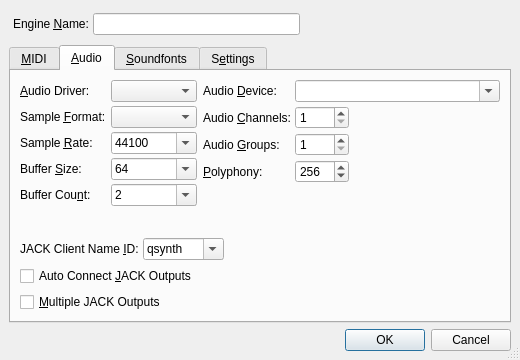
Old version of the form src/qsynthSetupForm.ui in the repository rncbc/qsynth.
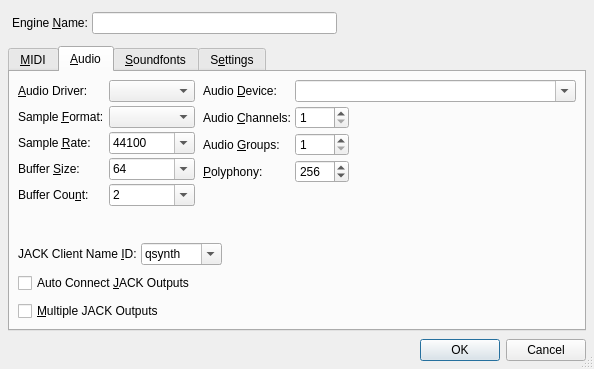
New version of the form. The open tabs and pages were chosen to show the change. Icons and pictures are not drawn.

Diff of the .ui file:
```diff
--- a/src/qsynthSetupForm.ui
+++ b/src/qsynthSetupForm.ui
@@ -20,13 +20,13 @@
 
  </comment>
  <class>qsynthSetupForm</class>
- <widget class="QDialog" name="qsynthSetupForm" >
-  <property name="geometry" >
+ <widget class="QDialog" name="qsynthSetupForm">
+  <property name="geometry">
    <rect>
     <x>0</x>
     <y>0</y>
-    <width>520</width>
-    <height>360</height>
+    <width>594</width>
+    <height>369</height>
    </rect>
   </property>
   <property name="windowTitle" >
@@ -35,13 +35,7 @@
   <property name="sizeGripEnabled" >
    <bool>true</bool>
   </property>
-  <layout class="QVBoxLayout" >
-   <property name="margin" >
-    <number>9</number>
-   </property>
-   <property name="spacing" >
-    <number>6</number>
-   </property>
+  <layout class="QVBoxLayout">
    <item>
     <layout class="QHBoxLayout" >
      <property name="margin" >
@@ -327,14 +321,8 @@
       <attribute name="title" >
        <string>&amp;Audio</string>
       </attribute>
-      <layout class="QGridLayout" >
-       <property name="margin" >
-        <number>9</number>
-       </property>
-       <property name="spacing" >
-        <number>6</number>
-       </property>
-       <item rowspan="2" row="1" column="1" >
+      <layout class="QGridLayout">
+       <item row="1" column="1" rowspan="2">
         <spacer>
          <property name="orientation" >
           <enum>Qt::Vertical</enum>
@@ -347,12 +335,9 @@
          </property>
         </spacer>
        </item>
-       <item rowspan="2" row="0" column="0" >
-        <layout class="QGridLayout" >
-         <property name="margin" >
-          <number>0</number>
-         </property>
-         <property name="spacing" >
+       <item row="0" column="0" rowspan="2">
+        <layout class="QGridLayout">
+         <property name="spacing">
           <number>4</number>
          </property>
          <item row="1" column="0" >
@@ -573,12 +558,9 @@
          </item>
         </layout>
        </item>
-       <item row="0" column="1" >
-        <layout class="QGridLayout" >
-         <property name="margin" >
-          <number>0</number>
-         </property>
-         <property name="spacing" >
+       <item row="0" column="1">
+        <layout class="QGridLayout">
+         <property name="spacing">
           <number>4</number>
          </property>
          <item row="0" column="0" >
@@ -718,12 +700,9 @@
          </item>
         </layout>
        </item>
-       <item row="3" column="0" colspan="2" >
-        <layout class="QHBoxLayout" >
-         <property name="margin" >
-          <number>0</number>
-         </property>
-         <property name="spacing" >
+       <item row="3" column="0" colspan="2">
+        <layout class="QHBoxLayout">
+         <property name="spacing">
           <number>4</number>
          </property>
          <item>
@@ -1095,7 +1074,7 @@
    </item>
   </layout>
  </widget>
- <layoutdefault spacing="8" margin="8" />
+ <layoutdefault spacing="8" margin="8"/>
  <tabstops>
   <tabstop>DisplayNameLineEdit</tabstop>
   <tabstop>SetupTabWidget</tabstop>
```
Left out of the diff: 674 changed lines with no effect on the pictures.
